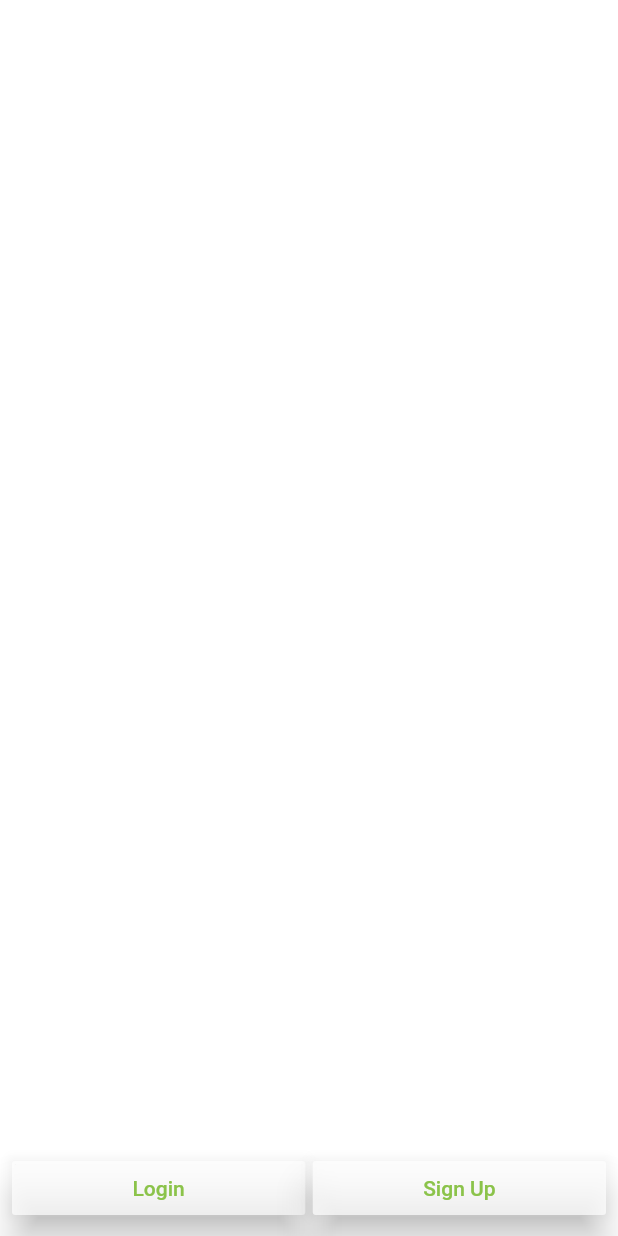
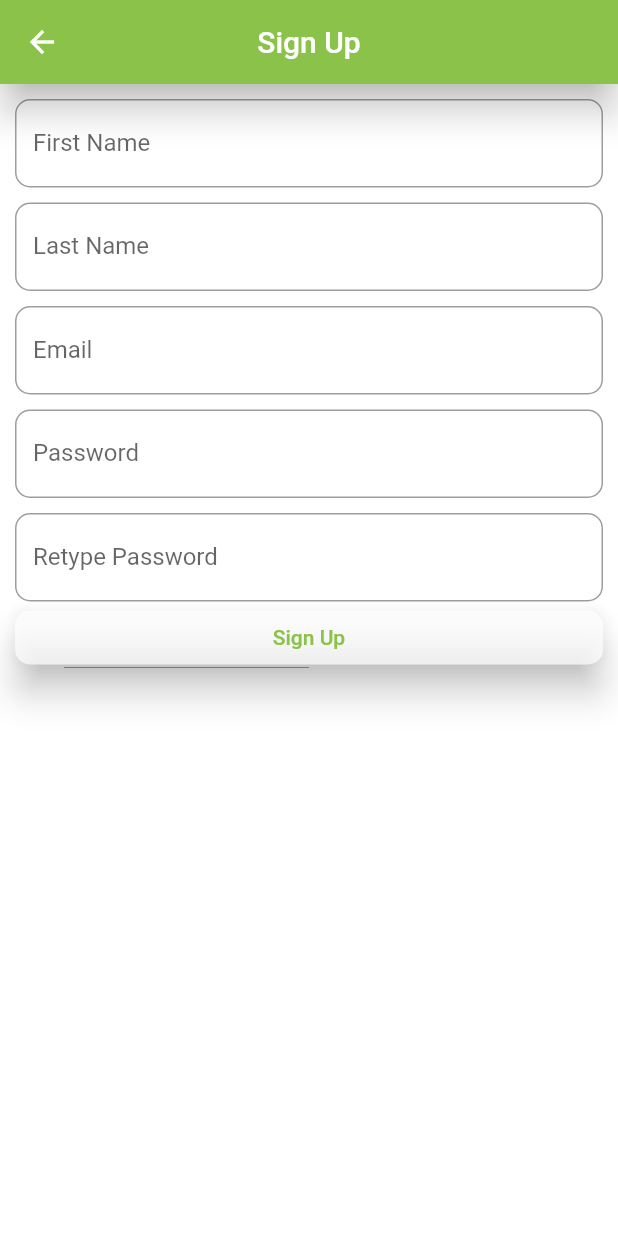
Before and after one commit to pemangodup/E-Bus-Ticketing, a Flutter app: the Profile widget shown alone on an empty page, opened directly, after a tap on "Sign Up", on a phone screen of 412 x 824 dp. Run offline on Flutter 3.47's test engine with Material 2 defaults, Android fonts, the phone set to English and light mode, and no system bars.

Commit message:
New Changes

```diff
--- a/lib/view/add_bus_detail.dart
+++ b/lib/view/add_bus_detail.dart
@@ -1,5 +1,5 @@
+import 'package:flutter/material.dart';
 
-import 'package:flutter/material.dart';
 
 class AddBusDetail extends StatefulWidget {
   @override
@@ -95,14 +95,12 @@ class _AddBusDetailState extends State<AddBusDetail> {
         title: Text(
           'Add Bus Detail'
         ),
+        centerTitle: true,
       ),
       body: Padding(
         padding: const EdgeInsets.only(top: 10.0, left: 10.0, right: 10.0),
         child: ListView(
           children: <Widget>[
-            ListTile(
-              title: Text('Enter Bus Detail Data'),
-            ),
             _timePicker(
                 'Departure Time',
                 _timeControllerDeparture,
--- a/lib/view/home_page.dart
+++ b/lib/view/home_page.dart
@@ -2,7 +2,6 @@ import 'package:flutter/material.dart';
 import 'package:ebusticketing/view/search_frame.dart';
 import 'package:ebusticketing/view/booking_list.dart';
 import 'package:ebusticketing/view/profile_page.dart';
-import 'package:splashscreen/splashscreen.dart';
 
 
 class HomePage extends StatefulWidget {
--- a/lib/view/profile_page.dart
+++ b/lib/view/profile_page.dart
@@ -1,3 +1,4 @@
+import 'package:ebusticketing/view/sign_up.dart';
 import 'package:flutter/material.dart';
 
 
@@ -32,7 +33,11 @@ class Profile extends StatelessWidget {
               Expanded(
                 child: RaisedButton(
                   onPressed: (){
-                    print('sign up');
+                    Navigator.push(
+                        context,
+                        MaterialPageRoute(builder: (context) {
+                          return SignUp();
+                    },));
                   },
                   color: Colors.white70,
                   child: Text(
--- /dev/null
+++ b/lib/view/sign_up.dart
@@ -0,0 +1,110 @@
+import 'package:flutter/material.dart';
+
+
+class SignUp extends StatefulWidget {
+  @override
+  _SignUpState createState() => _SignUpState();
+}
+
+class _SignUpState extends State<SignUp> {
+
+  String firstName, lastName, email, password, retypePassword;
+
+  @override
+  Widget build(BuildContext context) {
+    return Scaffold(
+      appBar: AppBar(
+        elevation: 10,
+        title: Text('Sign Up'),
+        centerTitle: true,
+        backgroundColor: Colors.lightGreen,
+      ),
+      backgroundColor: Colors.lightGreen,
+      body: SafeArea(
+        child: Container(
+          color: Colors.white,
+          padding: EdgeInsets.only(top: 10.0, left: 10.0, right: 10.0),
+          child: ListView(
+            children: <Widget>[
+                TextField(
+                decoration: InputDecoration(
+                  labelText: 'First Name',
+                  border: OutlineInputBorder(
+                    borderRadius: BorderRadius.circular(10.0),
+                  ),
+                ),
+                onChanged: (value) {
+                 firstName = value;
+                },
+              ),
+              SizedBox(height: 10.0,),
+              TextField(
+                decoration: InputDecoration(
+                  labelText: 'Last Name',
+                  border: OutlineInputBorder(
+                    borderRadius: BorderRadius.circular(10.0),
+                  ),
+                ),
+                onChanged: (value) {
+                    lastName = value;
+                },
+              ),
+              SizedBox(height: 10.0,),
+              TextField(
+                decoration: InputDecoration(
+                  labelText: 'Email',
+                  border: OutlineInputBorder(
+                    borderRadius: BorderRadius.circular(10.0),
+                  ),
+                ),
+                onChanged: (value) {
+                    email = value;
+                },
+              ),
+              SizedBox(height: 10.0,),
+              TextField(
+                obscureText: true,
+                decoration: InputDecoration(
+                  labelText: 'Password',
+                  border: OutlineInputBorder(
+                    borderRadius: BorderRadius.circular(10.0),
+                  ),
+                ),
+                onChanged: (value) {
+                    password = value;
+                },
+              ),
+              SizedBox(height: 10.0,),
+              TextField(
+                obscureText: true,
+                decoration: InputDecoration(
+                  labelText: 'Retype Password',
+                  border: OutlineInputBorder(
+                    borderRadius: BorderRadius.circular(10.0),
+                  ),
+                ),
+                onChanged: (value) {
+                    retypePassword = value;
+                },
+              ),
+              RaisedButton(
+                elevation: 10,
+                onPressed: () {
+                  print(lastName);
+                },
+                color: Colors.white70,
+                child: Text(
+                  'Sign Up',
+                ),
+                shape: RoundedRectangleBorder(
+                  borderRadius: BorderRadius.circular(10.0),
+                ),
+                textColor: Colors.lightGreen,
+              ),
+            ],
+          ),
+        ),
+      ),
+    );
+  }
+}
--- a/pubspec.yaml
+++ b/pubspec.yaml
@@ -28,6 +28,10 @@ dependencies:
   cupertino_icons: ^0.1.3
   flutter_datetime_picker: ^1.4.0
   splashscreen: ^1.3.3
+  dropdownfield: ^1.0.3
+  firebase_core: ^0.5.2
+  cloud_firestore: ^0.14.3
+  firebase_auth: ^0.18.3
 
 dev_dependencies:
   flutter_test:
```
Also changed, not shown: pubspec.lock, 3 other files.
